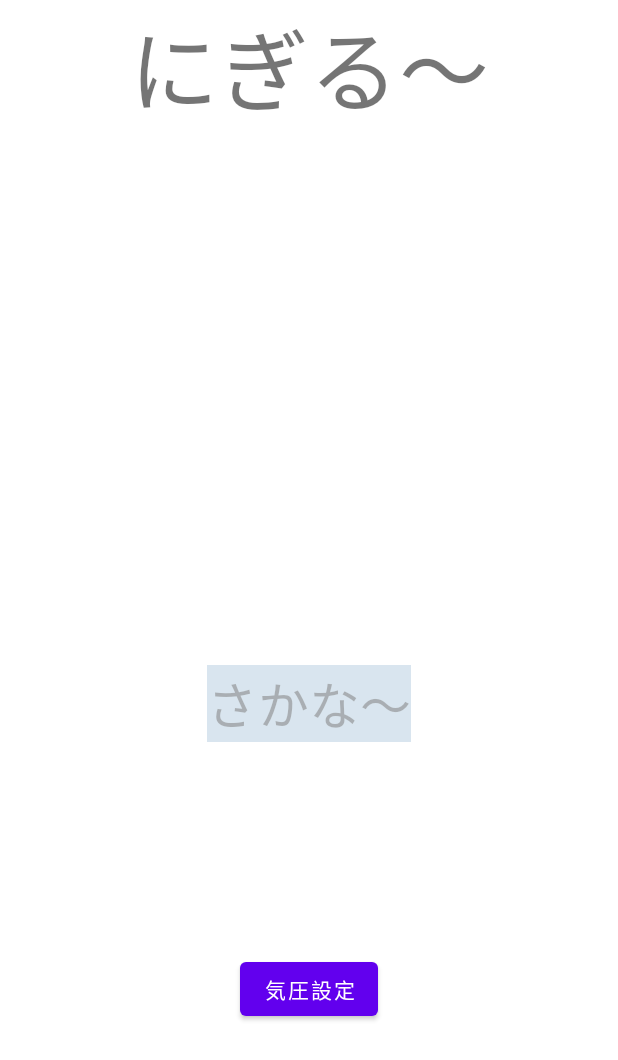
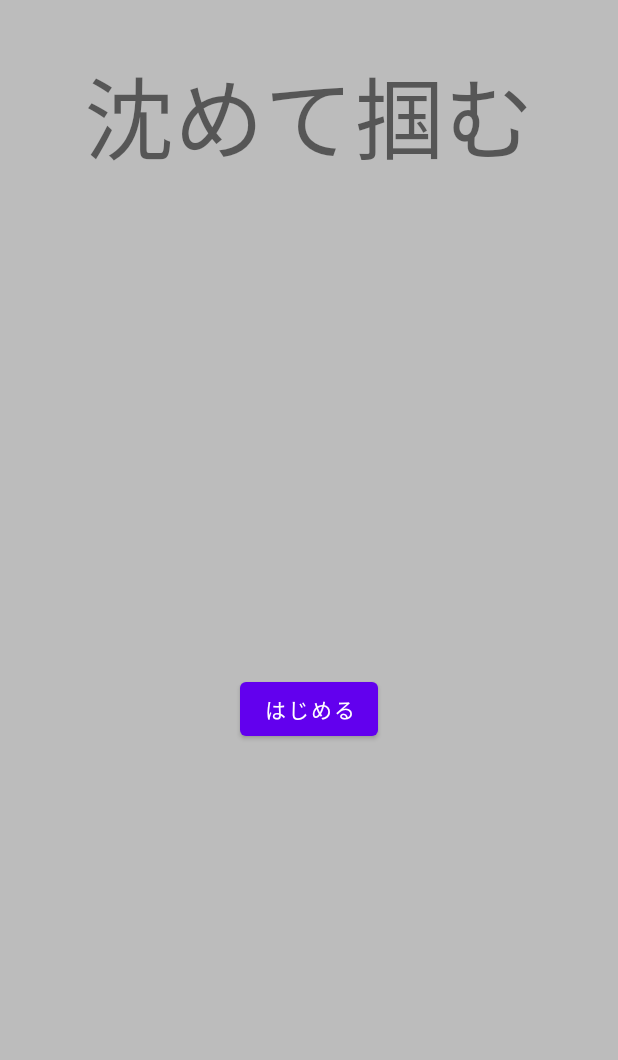
Before and after one commit to SuzakiShouta/SinkIt-GrabIt, an Android app: the layout fragment_home.xml on its own in the app's theme, with its tools: preview values and no code run, on a phone screen of 412 x 824 dp. Shown: the top 1060 px of the screen. Run offline under Robolectric (Android 15) with nearby library versions, the phone set to English and light mode, and no system bars.

Commit message:
押した時ゲームがスタートする
一時的にhomeからgetFishに移動

```diff
--- a/app/src/main/java/b22712/SinkItGrabIt/ui/home/HomeFragment.kt
+++ b/app/src/main/java/b22712/SinkItGrabIt/ui/home/HomeFragment.kt
@@ -50,6 +50,12 @@ class HomeFragment : Fragment() {
             homeViewModel.viewBasePressureFragment(this, binding.basePressureLayout.id)
         }
 
+        app.push.observe(viewLifecycleOwner){
+            if(homeViewModel.startGamePreparation(it)) {
+                homeViewModel.viewBasePressureFragment(this, binding.basePressureLayout.id)
+            }
+        }
+
     }
 
     override fun onDestroyView() {
--- a/app/src/main/res/layout/fragment_home.xml
+++ b/app/src/main/res/layout/fragment_home.xml
@@ -9,6 +9,7 @@
     <androidx.constraintlayout.widget.ConstraintLayout
         android:layout_width="0dp"
         android:layout_height="0dp"
+        android:background="#BCBCBC"
         app:layout_constraintBottom_toBottomOf="parent"
         app:layout_constraintEnd_toEndOf="parent"
         app:layout_constraintStart_toStartOf="parent"
@@ -18,36 +19,23 @@
             android:id="@+id/text_home"
             android:layout_width="match_parent"
             android:layout_height="wrap_content"
-            android:text="にぎる〜"
+            android:layout_marginTop="32dp"
+            android:text="沈めて掴む"
             android:textAlignment="center"
             android:textSize="60sp"
             app:layout_constraintEnd_toEndOf="parent"
             app:layout_constraintStart_toStartOf="parent"
             app:layout_constraintTop_toTopOf="parent" />
 
-        <TextView
-            android:id="@+id/text_fish"
+        <Button
+            android:id="@+id/button_setPressure"
             android:layout_width="wrap_content"
             android:layout_height="wrap_content"
-            android:layout_marginTop="24dp"
-            android:alpha="0.5"
-            android:background="#4D005393"
-            android:text="さかな〜"
-            android:textSize="34sp"
+            android:text="はじめる"
             app:layout_constraintBottom_toBottomOf="parent"
             app:layout_constraintEnd_toEndOf="parent"
             app:layout_constraintStart_toStartOf="parent"
             app:layout_constraintTop_toBottomOf="@+id/text_home" />
-
-        <Button
-            android:id="@+id/button_setPressure"
-            android:layout_width="wrap_content"
-            android:layout_height="wrap_content"
-            android:text="気圧設定"
-            app:layout_constraintBottom_toBottomOf="parent"
-            app:layout_constraintEnd_toEndOf="parent"
-            app:layout_constraintStart_toStartOf="parent"
-            app:layout_constraintTop_toBottomOf="@+id/text_fish" />
     </androidx.constraintlayout.widget.ConstraintLayout>
 
     <androidx.constraintlayout.widget.ConstraintLayout
```
Also changed, not shown: app/src/main/java/b22712/SinkItGrabIt/FishCreater.kt (added, +18 -0 lines), app/src/main/java/b22712/SinkItGrabIt/ui/home/HomeViewModel.kt (+18 -0 lines).
